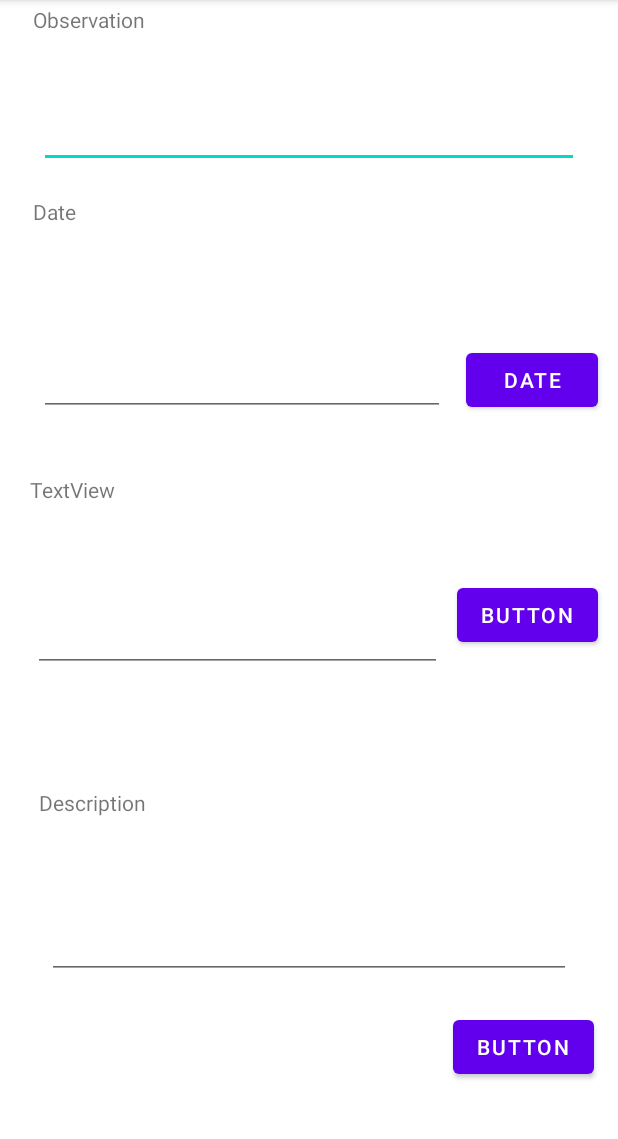
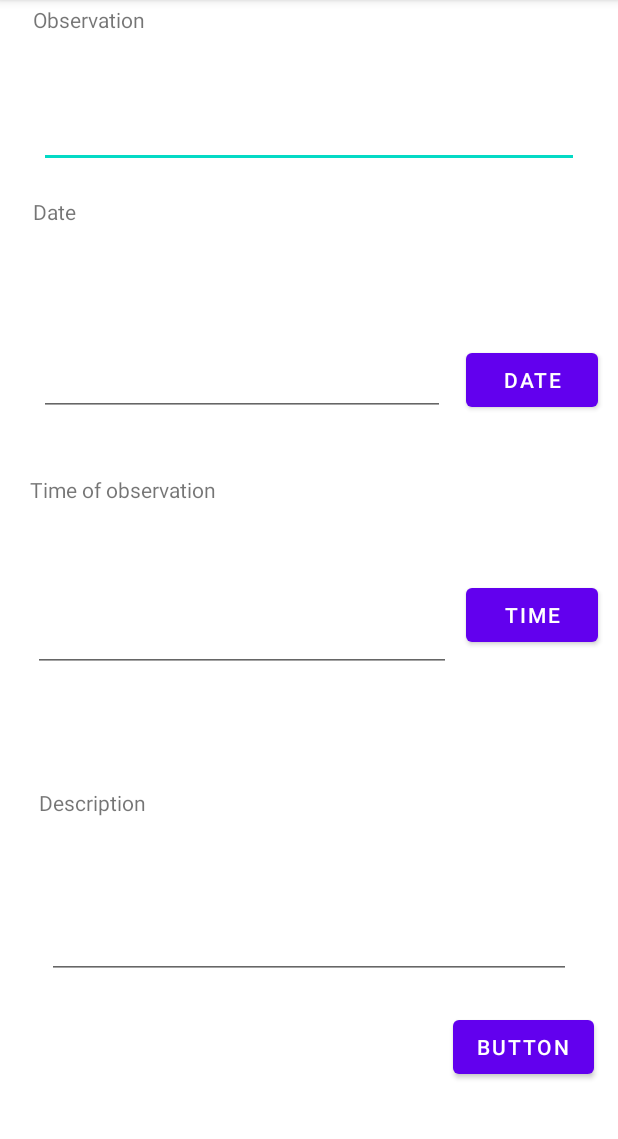
Before and after one commit to taittgcs200379/Android-Project, an Android app: the ObserveCreator screen opened directly, with no data from a screen before it, on a phone screen of 412 x 824 dp, the part 84-1223 px from its top. Run offline under Robolectric (Android 15) with nearby library versions, the phone set to English and light mode, and no system bars.

Commit message:
observation update

```diff
--- a/app/src/main/java/com/example/m_expense/MainActivity.java
+++ b/app/src/main/java/com/example/m_expense/MainActivity.java
@@ -116,8 +116,6 @@ public class MainActivity extends AppCompatActivity {
             choice.setText(uChoice);
             description.setText(uDescription);
         }
-
-
 
         btDate.setOnClickListener(new OnClickListener() {
             @Override
--- a/app/src/main/java/com/example/m_expense/ObserveCreator.java
+++ b/app/src/main/java/com/example/m_expense/ObserveCreator.java
@@ -3,19 +3,67 @@ package com.example.m_expense;
 import androidx.annotation.NonNull;
 import androidx.appcompat.app.AppCompatActivity;
 
+import android.app.AlertDialog;
+import android.app.TimePickerDialog;
+import android.content.DialogInterface;
 import android.content.Intent;
 import android.os.Bundle;
+import android.text.TextUtils;
 import android.view.Menu;
 import android.view.MenuItem;
+import android.view.View;
+import android.view.View.OnClickListener;
+import android.widget.ArrayAdapter;
+import android.widget.AutoCompleteTextView;
+import android.widget.Button;
+import android.widget.EditText;
+import android.widget.RadioButton;
+import android.widget.RadioGroup;
+import android.widget.TextView;
+import android.widget.TimePicker;
+import android.widget.Toast;
+
+import com.google.android.material.datepicker.MaterialDatePicker;
+import com.google.android.material.datepicker.MaterialPickerOnPositiveButtonClickListener;
+import com.google.android.material.timepicker.MaterialTimePicker;
+import com.google.android.material.timepicker.MaterialTimePicker;
+
+import java.sql.Time;
 
 public class ObserveCreator extends AppCompatActivity {
 
     private static final String[] Observation={"Sightings of animals", "Types of vegetation", "Weather conditions",", conditions of the trails"};
+    AutoCompleteTextView ObservationDate, time;
+    Button dateButton,timeButton;
     @Override
     protected void onCreate(Bundle savedInstanceState) {
         super.onCreate(savedInstanceState);
         setContentView(R.layout.activity_observe_creator);
+
+        dateButton=findViewById(R.id.observeDate);
+        timeButton=findViewById(R.id.time_button);
+        ObservationDate=findViewById(R.id.observation_date);
+
+        AutoCompleteTextView pObservation= (AutoCompleteTextView)findViewById(R.id.observation_creator);
+        ArrayAdapter<String> dataAdapter = new ArrayAdapter<String>(this, android.R.layout.simple_dropdown_item_1line,Observation);
+        dataAdapter.setDropDownViewResource((android.R.layout.simple_dropdown_item_1line));
+        pObservation.setAdapter(dataAdapter);
+        pObservation.setThreshold(256);
+        findViewById(R.id.observation_creator).setOnClickListener(new View.OnClickListener(){
+            @Override
+            public void onClick(View view){
+                pObservation.showDropDown();
+            }
+        });
+        dateButton.setOnClickListener(new OnClickListener() {
+            @Override
+            public void onClick(View view) {
+                showDatePickerDialog();
+            }
+        });
+
     }
+
     @Override
     public boolean onCreateOptionsMenu(Menu menu) {
         getMenuInflater().inflate(R.menu.menu_main, menu);
@@ -40,5 +88,22 @@ public class ObserveCreator extends AppCompatActivity {
             }
         });
         return super.onCreateOptionsMenu(menu);
+
+
     }
+    private void showDatePickerDialog() {
+        MaterialDatePicker materialDatePicker=MaterialDatePicker.Builder.datePicker().build();
+        materialDatePicker.addOnPositiveButtonClickListener(new MaterialPickerOnPositiveButtonClickListener() {
+            @Override
+            public void onPositiveButtonClick(Object selection) {
+                ObservationDate.setText(""+materialDatePicker.getHeaderText());
+
+            }
+        });
+        materialDatePicker.show(getSupportFragmentManager(),"TAG");
+
+    }
+
+
+
 }
--- a/app/src/main/java/com/example/m_expense/TripsDetails.java
+++ b/app/src/main/java/com/example/m_expense/TripsDetails.java
@@ -78,6 +78,8 @@ public class TripsDetails extends AppCompatActivity {
             }
         });
         return super.onCreateOptionsMenu(menu);
+
+
     }
 
     private void searchHike(String query) {
--- a/app/src/main/res/layout/activity_observe_creator.xml
+++ b/app/src/main/res/layout/activity_observe_creator.xml
@@ -41,7 +41,7 @@
         app:layout_constraintTop_toBottomOf="@+id/autoCompleteTextView" />
 
     <Button
-        android:id="@+id/button4"
+        android:id="@+id/observeDate"
         android:layout_width="wrap_content"
         android:layout_height="wrap_content"
         android:layout_marginEnd="13dp"
@@ -80,7 +80,7 @@
         android:layout_marginEnd="14dp"
         android:layout_marginBottom="39dp"
         app:layout_constraintBottom_toTopOf="@+id/textView5"
-        app:layout_constraintEnd_toStartOf="@+id/button4"
+        app:layout_constraintEnd_toStartOf="@+id/observeDate"
         app:layout_constraintStart_toStartOf="parent"
         app:layout_constraintTop_toBottomOf="@+id/textView10" />
 
@@ -105,7 +105,7 @@
         android:layout_height="wrap_content"
         android:layout_marginStart="20dp"
         android:layout_marginBottom="34dp"
-        android:text="TextView"
+        android:text="Time of observation"
         app:layout_constraintBottom_toTopOf="@+id/autoCompleteTextView"
         app:layout_constraintStart_toStartOf="parent"
         app:layout_constraintTop_toBottomOf="@+id/observation_date" />
@@ -118,16 +118,16 @@
         android:layout_marginEnd="10dp"
         android:layout_marginBottom="77dp"
         app:layout_constraintBottom_toTopOf="@+id/textView11"
-        app:layout_constraintEnd_toStartOf="@+id/button"
+        app:layout_constraintEnd_toStartOf="@+id/time_button"
         app:layout_constraintStart_toStartOf="parent"
         app:layout_constraintTop_toBottomOf="@+id/textView5" />
 
     <Button
-        android:id="@+id/button"
+        android:id="@+id/time_button"
         android:layout_width="wrap_content"
         android:layout_height="wrap_content"
         android:layout_marginEnd="13dp"
-        android:text="Button"
+        android:text="@string/observation_time"
         app:layout_constraintBaseline_toBaselineOf="@+id/autoCompleteTextView"
         app:layout_constraintEnd_toEndOf="parent"
         app:layout_constraintStart_toEndOf="@+id/autoCompleteTextView" />
--- a/app/src/main/res/values/strings.xml
+++ b/app/src/main/res/values/strings.xml
@@ -14,4 +14,5 @@
     <string name="observation_date">Date</string>
     <string name="observation_description">Description</string>
     <string name="observation_button">Save</string>
+    <string name="observation_time">Time</string>
 </resources>
```
